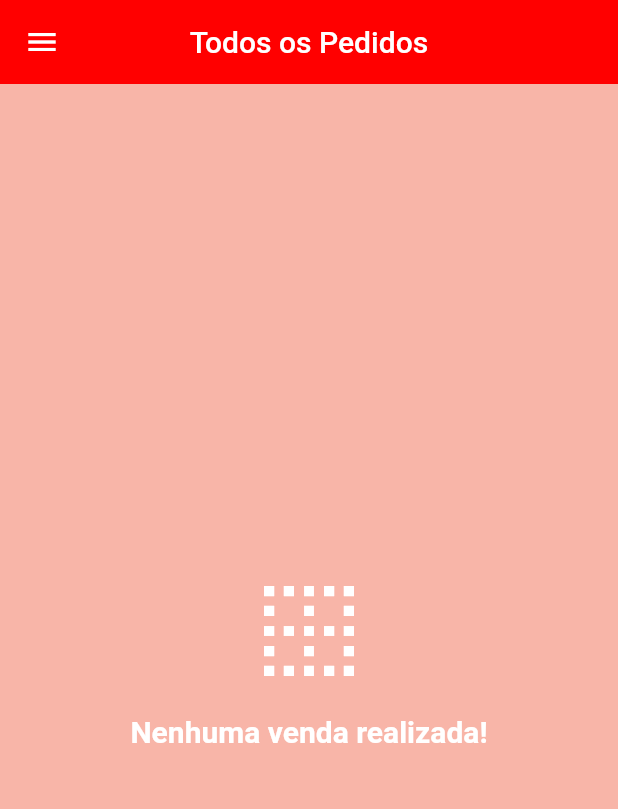
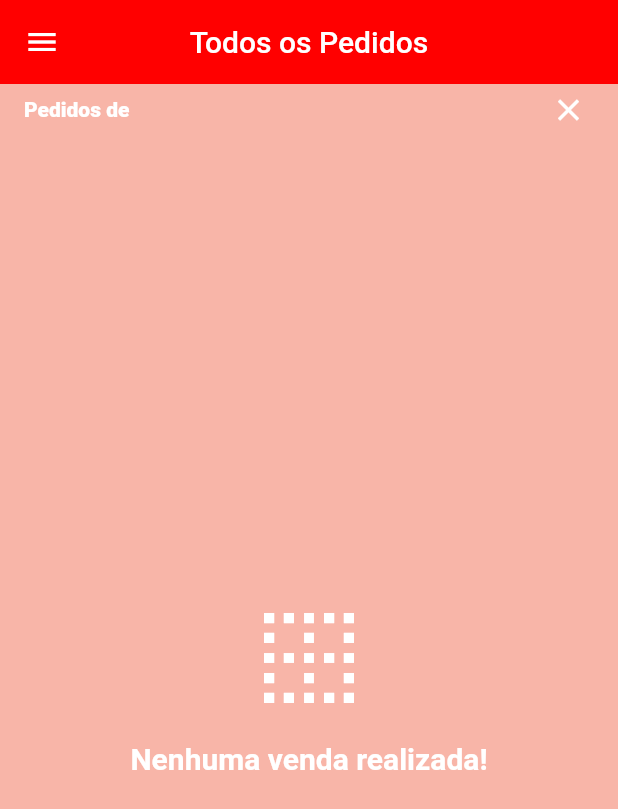
Before and after one commit to Elfame/lojaApp, a Flutter app: the AdminOrdersScreen screen opened directly, on a phone screen of 412 x 824 dp. Shown: the top 809 px of the screen. Run offline on Flutter 3.47's test engine with Material 2 defaults, Android fonts, the phone set to English and light mode, and no system bars; our stand-ins replace brasil_fields, carousel_pro, cloud_firestore, dio, firebase_auth, firebase_storage and 4 more; missing offline and left inert: alphabet_list_scroll_view; accounts and stored records are empty.

Commit message:
Filtrando pedidos do usuario

```diff
--- a/lib/models/admin_orders_manager.dart
+++ b/lib/models/admin_orders_manager.dart
@@ -2,22 +2,35 @@ import 'dart:async';
 import 'package:cloud_firestore/cloud_firestore.dart';
 import 'package:flutter/cupertino.dart';
 import 'package:lojavirtual/models/order.dart';
+import 'package:lojavirtual/models/user.dart';
 
 class AdminOrdersManager extends ChangeNotifier {
 
-  List<Order> orders = [];
+  List<Order> _orders = [];
+
+  User userFilter;
 
   final Firestore firestore = Firestore.instance;
 
   StreamSubscription _subscription;
 
   void updateAdmin({bool adminEnabled}){
-    orders.clear();
+    _orders.clear();
 
     _subscription?.cancel();
     if(adminEnabled){
       _listenToOrders();
     }
+  }
+
+  List<Order> get filteredOrders {
+    List<Order> output = _orders.reversed.toList();
+
+    if(userFilter != null){
+      output = output.where((o) => o.userId == userFilter.id).toList();
+    }
+
+    return output;
   }
 
   void _listenToOrders(){
@@ -27,12 +40,12 @@ class AdminOrdersManager extends ChangeNotifier {
             switch(change.type){
 
               case DocumentChangeType.added:
-                orders.add(
+                _orders.add(
                     Order.fromDocument(change.document)
                 );
                 break;
               case DocumentChangeType.modified:
-                final modOrder = orders.firstWhere(
+                final modOrder = _orders.firstWhere(
                         (o) => o.orderId == change.document.documentID);
                 modOrder.updateFromDocument(change.document);
                 break;
@@ -48,6 +61,11 @@ class AdminOrdersManager extends ChangeNotifier {
         });
   }
 
+  void setUserFilter(User user){
+    userFilter = user;
+    notifyListeners();
+  }
+
   @override
   void dispose() {
     super.dispose();
--- a/lib/screen/admin_orders/admin_orders_screen.dart
+++ b/lib/screen/admin_orders/admin_orders_screen.dart
@@ -1,5 +1,6 @@
 import 'package:flutter/material.dart';
 import 'package:lojavirtual/common/custom_drawer/custom_drawer.dart';
+import 'package:lojavirtual/common/custom_icon_button.dart';
 import 'package:lojavirtual/common/empty_card.dart';
 import 'package:lojavirtual/common/order/order_tile.dart';
 import 'package:lojavirtual/models/admin_orders_manager.dart';
@@ -16,20 +17,56 @@ class AdminOrdersScreen extends StatelessWidget {
       ),
       body: Consumer<AdminOrdersManager>(
         builder: (_, ordersManager, __){
-          if(ordersManager.orders.isEmpty){
-            return EmptyCard(
+
+
+          final filteredOrders = ordersManager.filteredOrders;
+
+          return Column(
+              children: <Widget>[
+              if(ordersManager.userFilter != null)
+          Padding(
+            padding: const EdgeInsets.fromLTRB(16, 0, 16, 2),
+            child: Row(
+              children: <Widget>[
+                Expanded(
+                  child: Text(
+                    'Pedidos de ${ordersManager.userFilter.name}',
+                    style: TextStyle(
+                      fontWeight: FontWeight.w800,
+                      color: Colors.white,
+                    ),
+                  ),
+                ),
+                CustomIconButton(
+                  iconData: Icons.close,
+                  color: Colors.white,
+                  onTap: (){
+                    ordersManager.setUserFilter(null);
+                  },
+                )
+              ],
+            ),
+          ),
+          if(filteredOrders.isEmpty)
+          Expanded(
+          child: EmptyCard(
           title: 'Nenhuma venda realizada!',
           iconData: Icons.border_clear,
-            );
-          }
-          return ListView.builder(
-              itemCount: ordersManager.orders.length,
+          ),
+          )
+          else
+          Expanded(
+          child: ListView.builder(
+          itemCount: filteredOrders.length,
           itemBuilder: (_, index){
           return OrderTile(
-                    ordersManager.orders.reversed.toList()[index],
+          filteredOrders[index],
           showControls: true,
           );
           }
+          ),
+          )
+          ]
           );
         },
       ),
```
Also changed, not shown: lib/screen/admin_users/admin_users_screen.dart (+9 -2 lines), 1 other file. Lines whose indentation alone changed are shown as unchanged.
